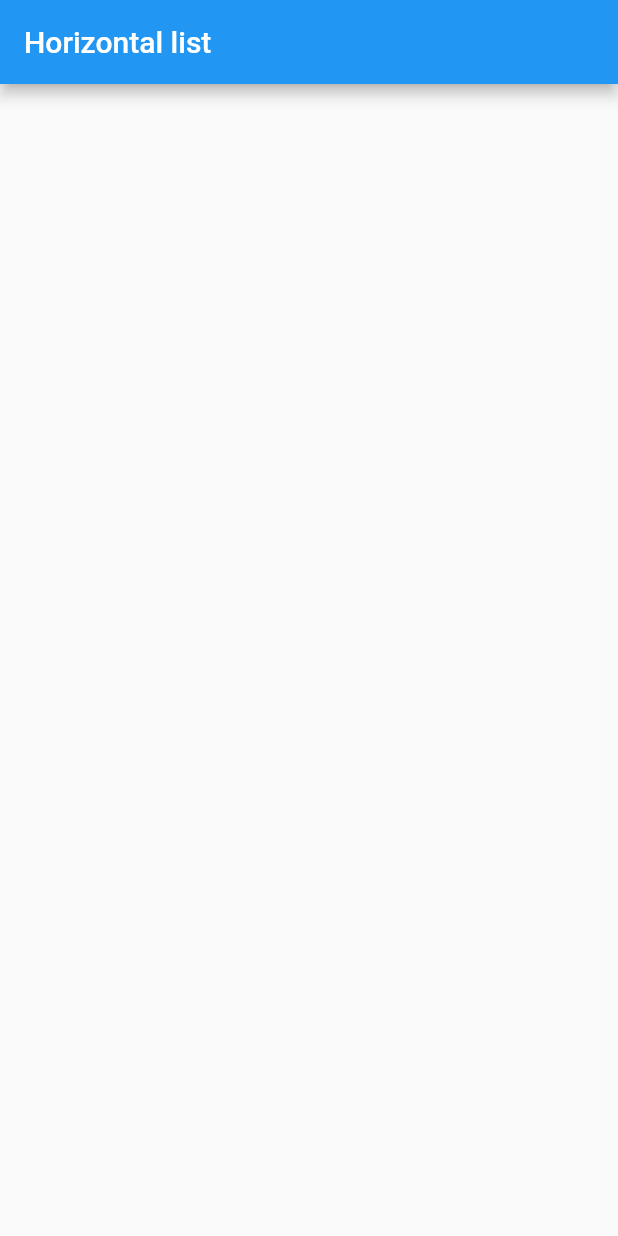
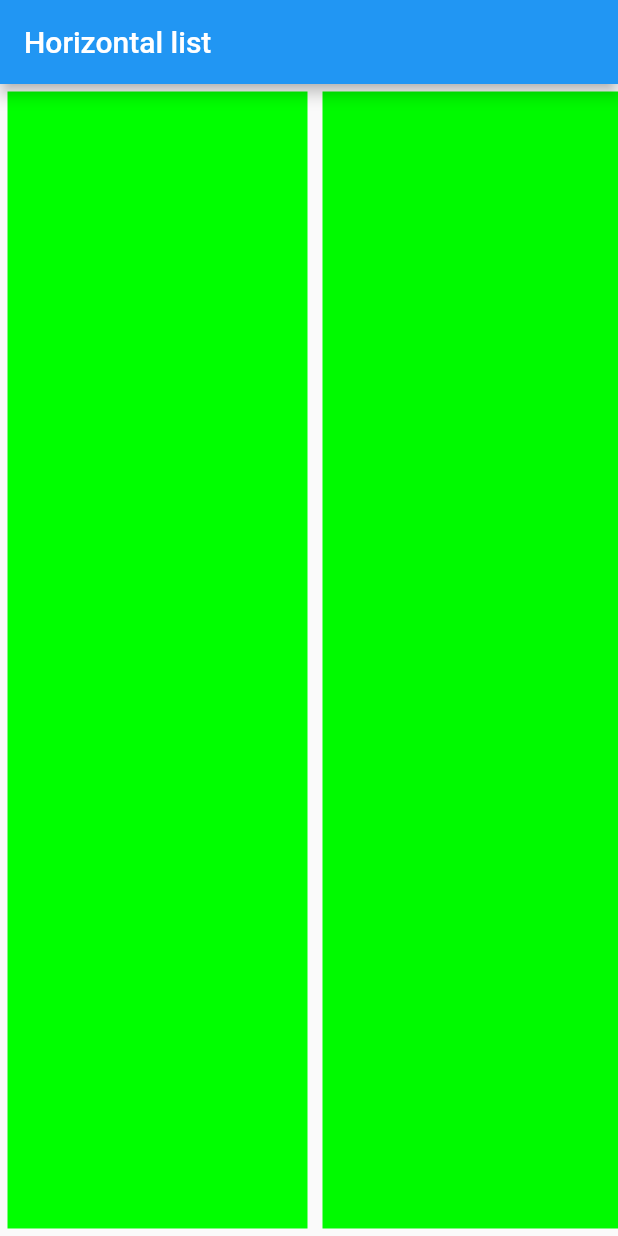
Before and after one commit to divinemuffin/dart_basics, a Flutter app: the screen it shows after launch, on a phone screen of 412 x 824 dp. Run offline on Flutter 3.47's test engine with Material 2 defaults, Android fonts, the phone set to English and light mode, and no system bars; our stand-ins replace carousel_slider, flutter_svg.

Commit message:
horizontal list done

```diff
--- a/flutter_layout/horizontal_list/lib/main.dart
+++ b/flutter_layout/horizontal_list/lib/main.dart
@@ -26,18 +26,24 @@ class MyHomePage extends StatefulWidget {
 }
 
 class _MyHomePageState extends State<MyHomePage> {
+  var listData = List.generate(50, (index) => index);
+
   @override
   Widget build(BuildContext context) {
     return Scaffold(
-      appBar: AppBar(
-        title: Text('Horizontal list'),
-      ),
-      body: Center(
-        child: Column(
-          mainAxisAlignment: MainAxisAlignment.center,
-          children: <Widget>[],
+        appBar: AppBar(
+          title: Text('Horizontal list'),
         ),
-      ),
-    );
+        body: ListView(
+          scrollDirection: MediaQuery.of(context).size.width < 500 ? Axis.horizontal : Axis.vertical,
+          children: listData
+              .map((e) => Container(
+                    width: 200,
+                    height: 200,
+                    color: Color.fromRGBO(0, (255 - e * (255 ~/ listData.length)), 0, 1),
+                    margin: EdgeInsets.all(5),
+                  ))
+              .toList(),
+        ));
   }
 }
```
Also changed, not shown: 143 other files.
